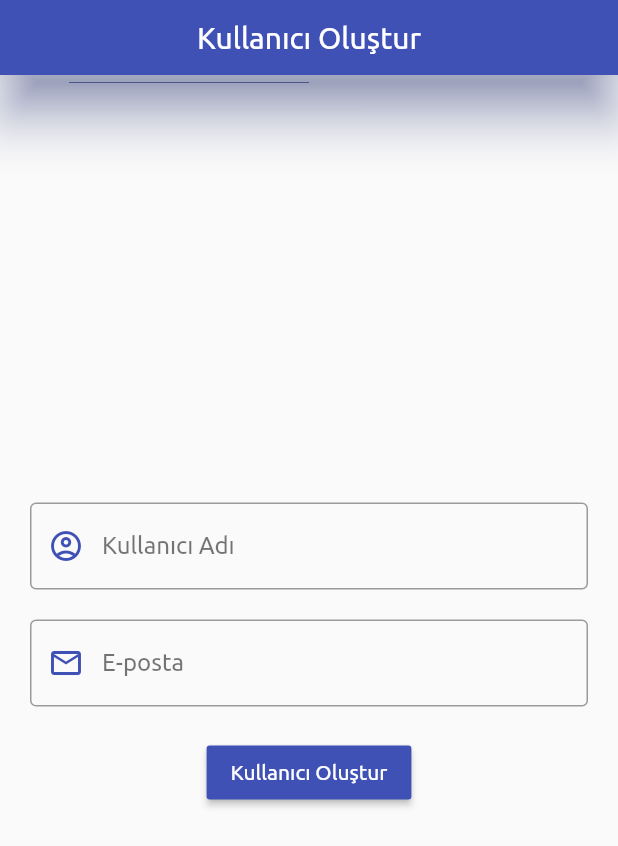
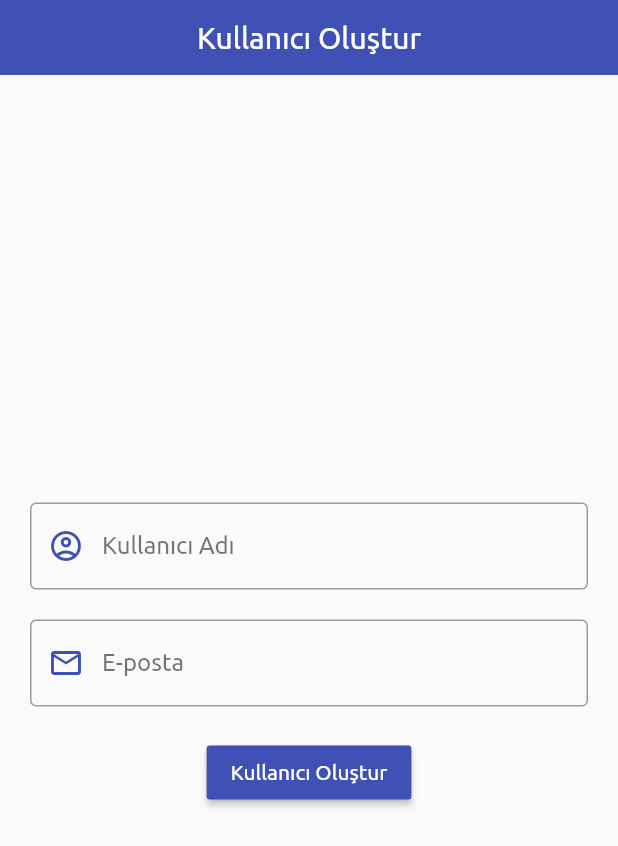
Before and after one commit to fatihatagunn/wepurse, a Flutter app: the screen it shows after launch, on a phone screen of 412 x 824 dp. Shown: the top 846 px of the screen. Run offline on Flutter 3.47's test engine with Material 2 defaults, Android fonts, the phone set to English and light mode, and no system bars; our stand-ins replace date_format.

Commit message:
Set elevation variable to zero.

```diff
--- a/lib/ui/appbar_widget.dart
+++ b/lib/ui/appbar_widget.dart
@@ -17,7 +17,7 @@ class AppBarWidget extends StatelessWidget implements PreferredSizeWidget {
   @override
   Widget build(BuildContext context) {
     return AppBar(
-      elevation: 15,
+      elevation: 0,
       shadowColor: Colors.indigo,
       backgroundColor: Colors.indigo,
       iconTheme: IconThemeData(color: Colors.white),
```
